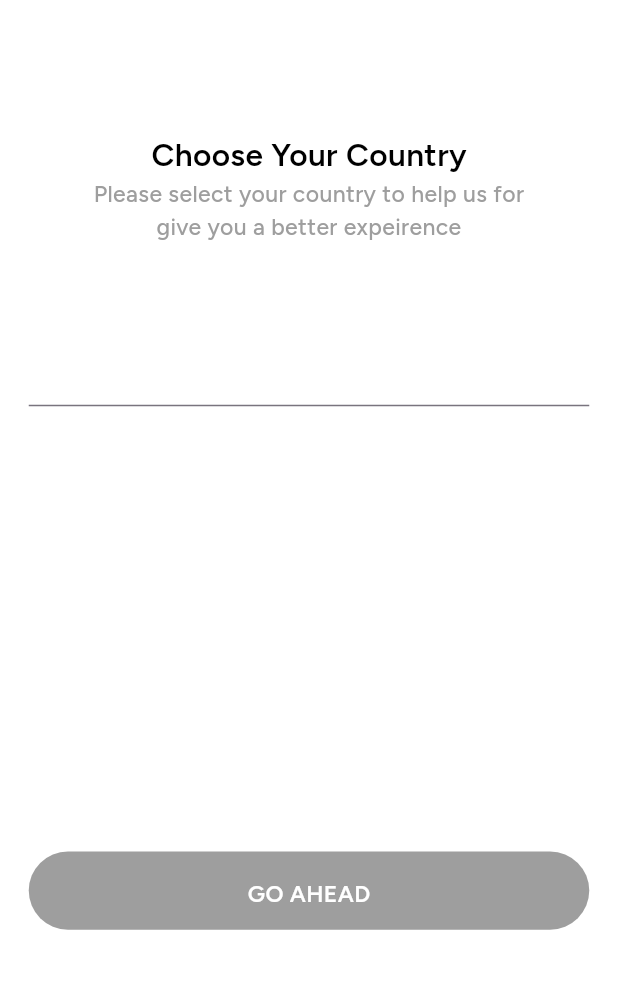
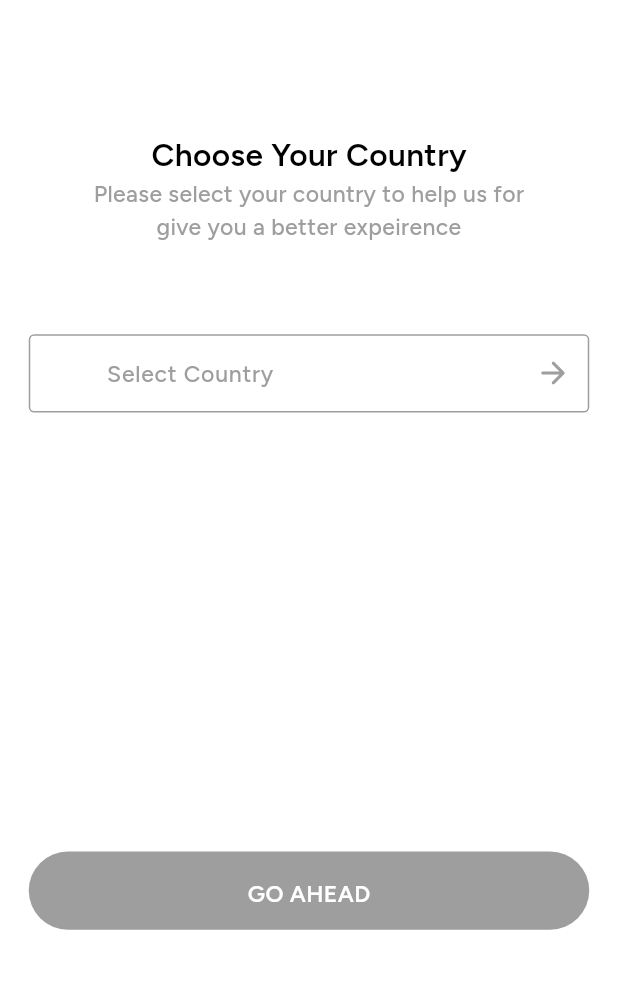
Before and after one commit to hashircodignus/bisa_app, a Flutter app: the screen it shows after launch, on a phone screen of 412 x 824 dp, the part 240-1229 px from its top. Run offline on Flutter 3.47's test engine with Material 3 defaults, Android fonts, the phone set to English and light mode, and no system bars; our stand-ins replace bloc, cloud_firestore, country_picker, firebase_auth, firebase_core, firebase_storage and 7 more; accounts and stored records are empty; project files that could hold a hidden picture were left out.

Commit message:
country page fix

```diff
--- a/lib/src/presentation/more_screen/more_page.dart
+++ b/lib/src/presentation/more_screen/more_page.dart
@@ -2,7 +2,6 @@ import 'package:bisa_app/src/presentation/home_screen/bottom_nav_bar.dart';
 import 'package:bisa_app/src/presentation/home_screen/widget/menu_text_button_widget.dart';
 import 'package:bisa_app/src/presentation/more_screen/create_card_screen/my_card_page.dart';
 import 'package:bisa_app/src/presentation/more_screen/subscription/subscription.dart';
-import 'package:bisa_app/src/presentation/select_country_screen/view/select_country_page.dart';
 import 'package:bisa_app/src/utils/resources/asset_resources.dart';
 import 'package:bisa_app/src/utils/resources/theme.dart';
 import 'package:firebase_auth/firebase_auth.dart';
--- a/lib/src/presentation/select_country_screen/view/select_country_page.dart
+++ b/lib/src/presentation/select_country_screen/view/select_country_page.dart
@@ -61,8 +61,8 @@ class _SelectCountryPageState extends State<SelectCountryPage> {
                 height: 59.h,
                 child: TextFormField(
                   onTap: () => showCountryPicker(
+                    useSafeArea: true,
                     countryListTheme: CountryListThemeData(
-                        padding: EdgeInsets.only(top: 30.h),
                         inputDecoration: InputDecoration(
                             border: OutlineInputBorder(
                               borderRadius: BorderRadius.circular(60.r),
@@ -85,6 +85,36 @@ class _SelectCountryPageState extends State<SelectCountryPage> {
                         bloc.selectedCountryCode = value.countryCode;
                       });
                     },
+                  ),
+                  controller: bloc.countryController,
+                  cursorColor: AppTheme.textColor,
+                  style: AppTheme.labelTextBlack,
+                  readOnly: true,
+                  decoration: InputDecoration(
+                    prefixIcon: Padding(
+                        padding: const EdgeInsets.all(12.0),
+                        child: Text(
+                          bloc.getFlagEmoji(),
+                          style: const TextStyle(fontSize: 24),
+                        )),
+                    suffixIcon: const Icon(
+                      Icons.arrow_forward_rounded,
+                      color: AppTheme.smallText,
+                    ),
+                    hintText: "Select Country",
+                    hintStyle: AppTheme.smallHead,
+                    contentPadding:
+                    EdgeInsets.symmetric(horizontal: 10.w, vertical: 20.h),
+                    enabledBorder: OutlineInputBorder(
+                      borderRadius: BorderRadius.circular(4.r),
+                      borderSide:
+                      const BorderSide(color: AppTheme.smallText, width: 1),
+                    ),
+                    focusedBorder: OutlineInputBorder(
+                      borderRadius: BorderRadius.circular(4.r),
+                      borderSide:
+                      const BorderSide(color: AppTheme.textColor, width: 1),
+                    ),
                   ),
                 ),
               )
```
Lines whose indentation alone changed are shown as unchanged.
